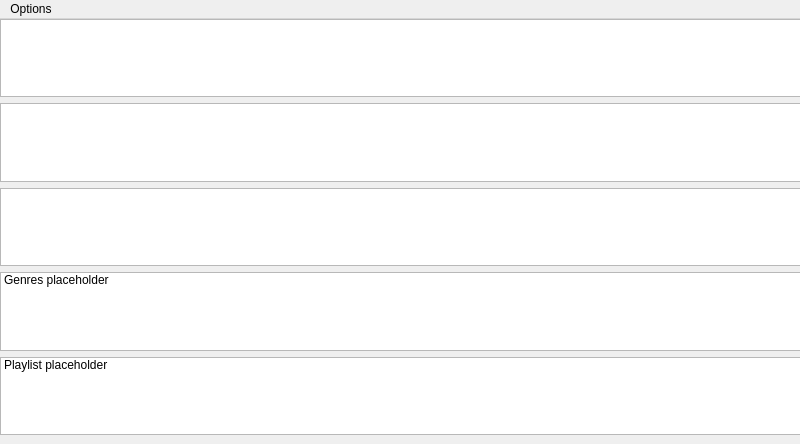
First picture: the form in musicwindow.ui, repository gidzzz/openmediaplayer, before the edit.
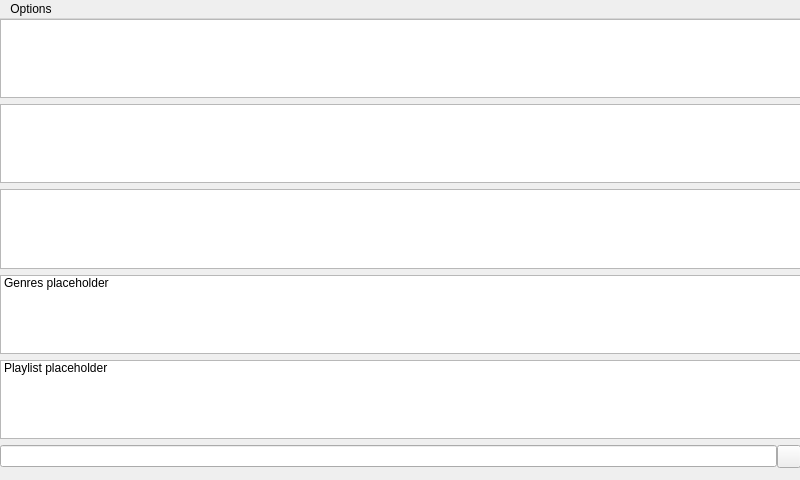
Second picture: the form after the edit. Custom widgets are drawn as their Qt base class.

Commit message: Add search widget and search box to MusicWindow ui file

```diff
--- a/musicwindow.ui
+++ b/musicwindow.ui
@@ -7,7 +7,7 @@
     <x>0</x>
     <y>0</y>
     <width>800</width>
-    <height>444</height>
+    <height>480</height>
    </rect>
   </property>
   <property name="windowTitle">
@@ -20,7 +20,7 @@
       <x>0</x>
       <y>0</y>
       <width>801</width>
-      <height>416</height>
+      <height>449</height>
      </rect>
     </property>
     <layout class="QVBoxLayout" name="songsLayout">
@@ -116,6 +116,28 @@
        </item>
       </widget>
      </item>
+     <item>
+      <widget class="QWidget" name="searchWidget" native="true">
+       <layout class="QHBoxLayout" name="horizontalLayout">
+        <property name="spacing">
+         <number>0</number>
+        </property>
+        <property name="margin">
+         <number>0</number>
+        </property>
+        <item>
+         <widget class="QLineEdit" name="searchEdit"/>
+        </item>
+        <item>
+         <widget class="QToolButton" name="searchHideButton">
+          <property name="text">
+           <string/>
+          </property>
+         </widget>
+        </item>
+       </layout>
+      </widget>
+     </item>
     </layout>
    </widget>
    <widget class="NowPlayingIndicator" name="indicator" native="true">
```
